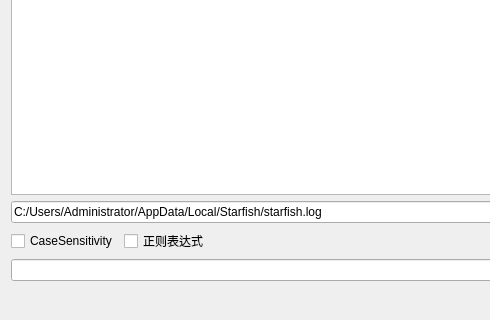
Old version of the form zcatlog/zcatlogwidget.ui in the repository weinkym/src_miao; both pictures show x 0 to 490 and y 99 to 419 of the 969 by 419 pixel window.
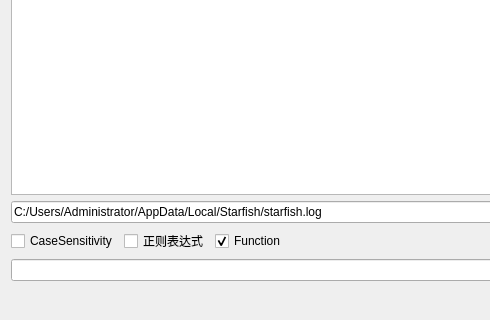
New version of the form.

Commit message: 增加function 配对计数功能

Diff of the .ui file:
```diff
--- a/zcatlog/zcatlogwidget.ui
+++ b/zcatlog/zcatlogwidget.ui
@@ -51,6 +51,16 @@
        </property>
       </widget>
      </item>
+     <item>
+      <widget class="QCheckBox" name="checkBoxFunction">
+       <property name="text">
+        <string>Function</string>
+       </property>
+       <property name="checked">
+        <bool>true</bool>
+       </property>
+      </widget>
+     </item>
      <item>
       <spacer name="horizontalSpacer">
        <property name="orientation">
```
The commit also changes 2 other files.
